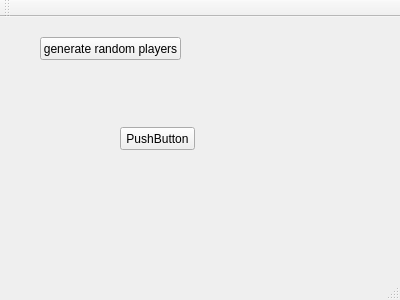
Before: the Qt Designer form mainwindow.ui in dsarrut/btm, drawn with Qt 5.
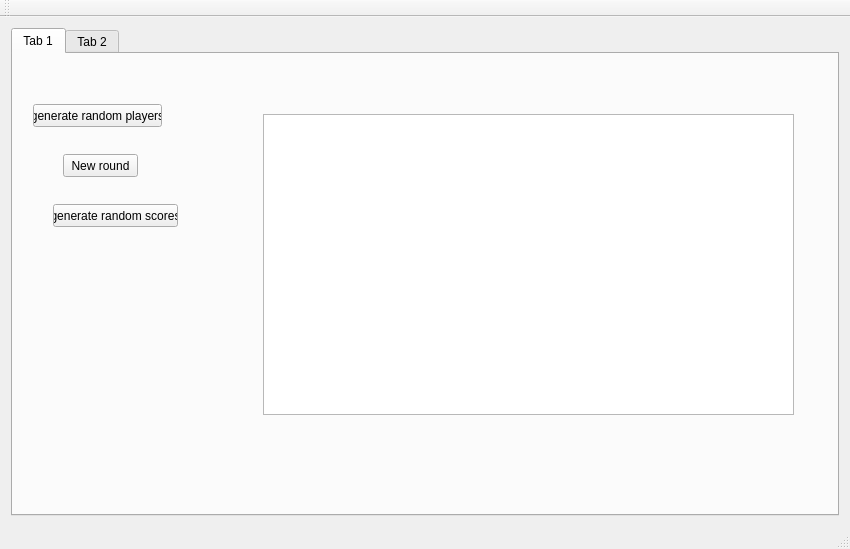
After: the same form once the commit is applied.

What changed in the file:
```diff
--- a/mainwindow.ui
+++ b/mainwindow.ui
@@ -6,33 +6,40 @@
    <rect>
     <x>0</x>
     <y>0</y>
-    <width>400</width>
-    <height>300</height>
+    <width>850</width>
+    <height>549</height>
    </rect>
   </property>
   <property name="windowTitle">
    <string>MainWindow</string>
   </property>
   <widget class="QWidget" name="centralWidget">
+   <layout class="QGridLayout" name="gridLayout">
+    <item row="0" column="0">
+     <widget class="QTabWidget" name="tabWidget">
+      <widget class="QWidget" name="tab">
+       <attribute name="title">
+        <string>Tab 1</string>
+       </attribute>
    <widget class="QPushButton" name="pushButton">
     <property name="geometry">
      <rect>
-      <x>120</x>
-      <y>110</y>
+          <x>50</x>
+          <y>100</y>
       <width>75</width>
       <height>23</height>
      </rect>
     </property>
     <property name="text">
-     <string>PushButton</string>
+         <string>New round</string>
     </property>
    </widget>
    <widget class="QPushButton" name="pushButton_rnd_players">
     <property name="geometry">
      <rect>
-      <x>40</x>
-      <y>20</y>
-      <width>141</width>
+          <x>20</x>
+          <y>50</y>
+          <width>129</width>
       <height>23</height>
      </rect>
     </property>
@@ -40,6 +47,38 @@
      <string>generate random players</string>
     </property>
    </widget>
+       <widget class="QPushButton" name="pushButton_rnd_players_2">
+        <property name="geometry">
+         <rect>
+          <x>40</x>
+          <y>150</y>
+          <width>125</width>
+          <height>23</height>
+         </rect>
+        </property>
+        <property name="text">
+         <string>generate random scores</string>
+        </property>
+       </widget>
+       <widget class="QPlainTextEdit" name="textStatus">
+        <property name="geometry">
+         <rect>
+          <x>250</x>
+          <y>60</y>
+          <width>531</width>
+          <height>301</height>
+         </rect>
+        </property>
+       </widget>
+      </widget>
+      <widget class="QWidget" name="tab_2">
+       <attribute name="title">
+        <string>Tab 2</string>
+       </attribute>
+      </widget>
+     </widget>
+    </item>
+   </layout>
   </widget>
   <widget class="QMenuBar" name="menuBar">
    <property name="geometry">
```
Left out of the diff: 2 changed lines with no effect on the pictures. Lines whose indentation alone changed are shown as unchanged.
